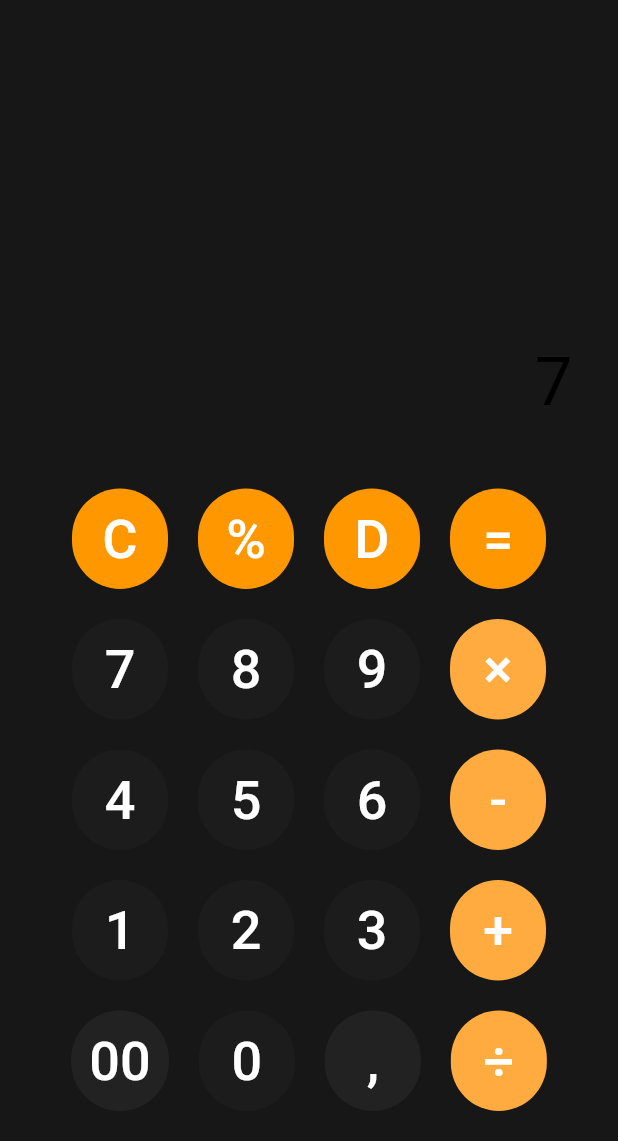
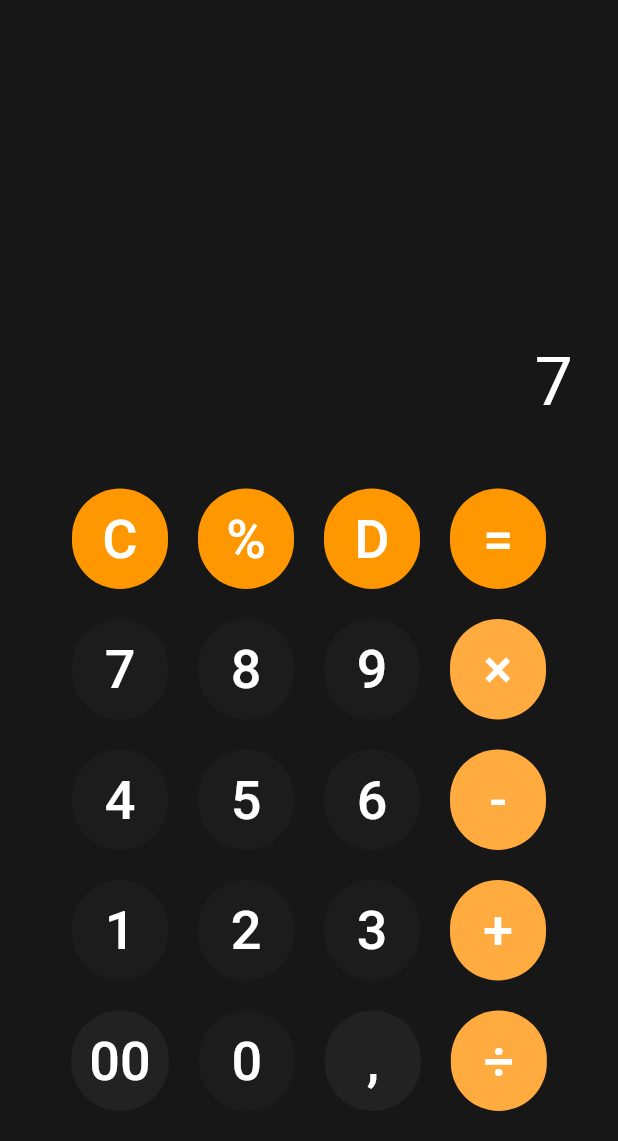
Before and after one commit to Ertugrul-Pakdamar/Flutter-Mobile-Calculator, a Flutter app: the screen it shows after launch, after a tap on an icon or button, on a phone screen of 412 x 824 dp, the part 95-1236 px from its top. Run offline on Flutter 3.47's test engine with Material 3 defaults, Android fonts, the phone set to English and light mode, and no system bars.

Commit message:
color changed

```diff
--- a/lib/pages/main_page.dart
+++ b/lib/pages/main_page.dart
@@ -60,7 +60,7 @@ class _MainPageState extends State<MainPage> {
         Expanded(
           child: Text(
             previousNumber,
-            style: const TextStyle(fontSize: 30, color: Colors.black),
+            style: const TextStyle(fontSize: 30, color: Colors.white),
             maxLines: 2,
             overflow: TextOverflow.ellipsis,
             textAlign: TextAlign.right,
@@ -82,7 +82,7 @@ class _MainPageState extends State<MainPage> {
         Expanded(
           child: Text(
             currentOperationText,
-            style: const TextStyle(fontSize: 45, color: Colors.black),
+            style: const TextStyle(fontSize: 45, color: Colors.white),
             maxLines: 2,
             overflow: TextOverflow.ellipsis,
             textAlign: TextAlign.right,
```
